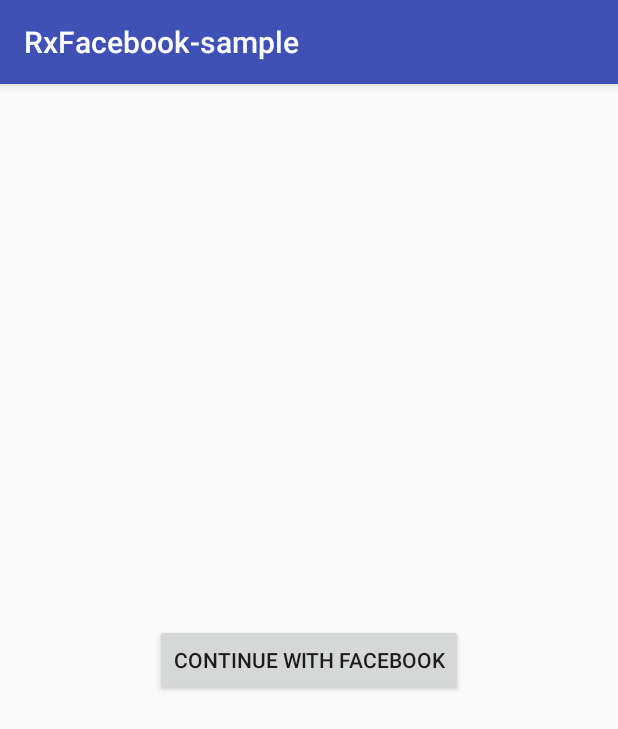
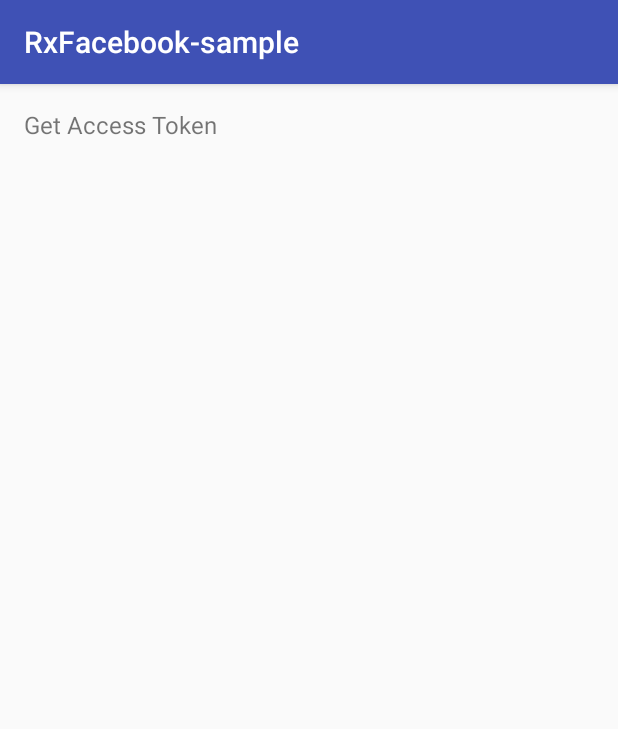
Before and after one commit to ChristianGarcia/RxFacebook, an Android app: the screen it shows after launch (SignInActivity before the commit, MainActivity after it), on a phone screen of 412 x 824 dp. Shown: the top 729 px of the screen. Run offline under Robolectric (Android 15) with nearby library versions, the phone set to English and light mode, and no system bars; our stand-ins replace ButterKnife, RxJava.

Commit message:
Main activity to add sections

```diff
--- a/sample/src/main/AndroidManifest.xml
+++ b/sample/src/main/AndroidManifest.xml
@@ -18,7 +18,8 @@
 
           xmlns:android="http://schemas.android.com/apk/res/android"
     >
-    <uses-permission android:name="android.permission.INTERNET"/>
+
+    <uses-permission android:name="android.permission.INTERNET" />
 
     <application
         android:allowBackup="true"
@@ -33,12 +34,13 @@
             android:value="@string/facebook_app_id"
             />
 
-        <activity android:name=".SignInActivity">
+        <activity android:name=".MainActivity">
             <intent-filter>
                 <action android:name="android.intent.action.MAIN" />
                 <category android:name="android.intent.category.LAUNCHER" />
             </intent-filter>
         </activity>
+        <activity android:name=".SignInActivity" />
     </application>
 
 </manifest>
--- /dev/null
+++ b/sample/src/main/java/com/christiangp/rxfacebook/sample/MainActivity.java
@@ -0,0 +1,110 @@
+/*
+ * Copyright (c) 2017 Christian García
+ *
+ * Licensed under the Apache License, Version 2.0 (the "License");
+ * you may not use this file except in compliance with the License.
+ * You may obtain a copy of the License at
+ *
+ *     http://www.apache.org/licenses/LICENSE-2.0
+ *
+ * Unless required by applicable law or agreed to in writing, software
+ * distributed under the License is distributed on an "AS IS" BASIS,
+ * WITHOUT WARRANTIES OR CONDITIONS OF ANY KIND, either express or implied.
+ * See the License for the specific language governing permissions and
+ * limitations under the License.
+ */
+package com.christiangp.rxfacebook.sample;
+
+import android.app.Activity;
+import android.content.Intent;
+import android.os.Bundle;
+import android.support.annotation.Nullable;
+import android.support.v4.util.Pair;
+import android.support.v7.app.AppCompatActivity;
+import android.support.v7.widget.LinearLayoutManager;
+import android.support.v7.widget.RecyclerView;
+import android.view.LayoutInflater;
+import android.view.ViewGroup;
+import android.widget.TextView;
+
+import java.util.Arrays;
+import java.util.List;
+
+import butterknife.BindView;
+import butterknife.ButterKnife;
+import io.reactivex.functions.Consumer;
+
+public class MainActivity
+    extends AppCompatActivity {
+
+    private static final List<Pair<String, Class<? extends Activity>>> SECTIONS = Arrays.asList(
+        Pair.create("Get Access Token", SignInActivity.class)
+    );
+
+    @BindView(R.id.sectionsView)
+    RecyclerView sectionsView;
+
+    @Override
+    protected void onCreate(@Nullable Bundle savedInstanceState) {
+        super.onCreate(savedInstanceState);
+        setContentView(R.layout.activity_main);
+        ButterKnife.bind(this);
+        sectionsView.setLayoutManager(new LinearLayoutManager(this));
+        sectionsView.setAdapter(new SectionsAdapter(SECTIONS, activityClass -> startActivity(new Intent(this, activityClass))));
+    }
+
+    private static class SectionsAdapter
+        extends RecyclerView.Adapter<SectionViewHolder> {
+
+        private final List<Pair<String, Class<? extends Activity>>> sections;
+
+        private final Consumer<Class<? extends Activity>>           onSectionClickedListener;
+
+        public SectionsAdapter(
+            List<Pair<String, Class<? extends Activity>>> sections,
+            Consumer<Class<? extends Activity>> onSectionClickedListener
+        ) {
+            this.sections = sections;
+            this.onSectionClickedListener = onSectionClickedListener;
+        }
+
+        @Override
+        public SectionViewHolder onCreateViewHolder(ViewGroup parent, int viewType) {
+            return new SectionViewHolder(parent, onSectionClickedListener);
+        }
+
+        @Override
+        public void onBindViewHolder(SectionViewHolder holder, int position) {
+            holder.populate(sections.get(position));
+        }
+
+        @Override
+        public int getItemCount() {
+            return sections.size();
+        }
+    }
+
+    static class SectionViewHolder
+        extends RecyclerView.ViewHolder {
+
+        private Class<? extends Activity> activityClass;
+
+        SectionViewHolder(ViewGroup parent, Consumer<Class<? extends Activity>> onSectionClickedListener) {
+            super(LayoutInflater.from(parent.getContext())
+                                .inflate(R.layout.item_section, parent, false));
+            ButterKnife.bind(this, itemView);
+            itemView.setOnClickListener(__ -> {
+                try {
+                    onSectionClickedListener.accept(activityClass);
+                } catch (Exception e) {
+                    throw new RuntimeException(e);
+                }
+            });
+        }
+
+        void populate(Pair<String, Class<? extends Activity>> section) {
+            ((TextView) itemView).setText(section.first);
+            activityClass = section.second;
+        }
+    }
+}
--- /dev/null
+++ b/sample/src/main/res/layout/activity_main.xml
@@ -0,0 +1,25 @@
+<?xml version="1.0" encoding="utf-8"?><!--
+  ~ Copyright (c) 2017 Christian García
+  ~
+  ~ Licensed under the Apache License, Version 2.0 (the "License");
+  ~ you may not use this file except in compliance with the License.
+  ~ You may obtain a copy of the License at
+  ~
+  ~     http://www.apache.org/licenses/LICENSE-2.0
+  ~
+  ~ Unless required by applicable law or agreed to in writing, software
+  ~ distributed under the License is distributed on an "AS IS" BASIS,
+  ~ WITHOUT WARRANTIES OR CONDITIONS OF ANY KIND, either express or implied.
+  ~ See the License for the specific language governing permissions and
+  ~ limitations under the License.
+  -->
+
+<android.support.v7.widget.RecyclerView
+
+    android:id="@+id/sectionsView"
+    xmlns:android="http://schemas.android.com/apk/res/android"
+    xmlns:tools="http://schemas.android.com/tools"
+    android:layout_width="match_parent"
+    android:layout_height="match_parent"
+    tools:listitem="@android:layout/simple_list_item_1"
+    />
--- a/sample/src/main/res/layout/activity_sign_in.xml
+++ b/sample/src/main/res/layout/activity_sign_in.xml
@@ -23,13 +23,6 @@
     android:layout_height="match_parent"
     >
 
-    <Button
-        android:id="@+id/facebookButton"
-        android:layout_width="wrap_content"
-        android:layout_height="wrap_content"
-        android:layout_gravity="center"
-        android:text="@string/facebook_button_text"
-        />
     <LinearLayout
         android:id="@+id/signedInView"
         android:layout_width="match_parent"
@@ -77,6 +70,13 @@
 
     </LinearLayout>
 
+    <Button
+        android:id="@+id/facebookButton"
+        android:layout_width="wrap_content"
+        android:layout_height="wrap_content"
+        android:layout_gravity="center"
+        android:text="@string/facebook_button_text"
+        />
 
 
 </ViewAnimator>
--- /dev/null
+++ b/sample/src/main/res/layout/item_section.xml
@@ -0,0 +1,29 @@
+<?xml version="1.0" encoding="utf-8"?><!--
+  ~ Copyright (c) 2017 Christian García
+  ~
+  ~ Licensed under the Apache License, Version 2.0 (the "License");
+  ~ you may not use this file except in compliance with the License.
+  ~ You may obtain a copy of the License at
+  ~
+  ~     http://www.apache.org/licenses/LICENSE-2.0
+  ~
+  ~ Unless required by applicable law or agreed to in writing, software
+  ~ distributed under the License is distributed on an "AS IS" BASIS,
+  ~ WITHOUT WARRANTIES OR CONDITIONS OF ANY KIND, either express or implied.
+  ~ See the License for the specific language governing permissions and
+  ~ limitations under the License.
+  -->
+
+<TextView xmlns:android="http://schemas.android.com/apk/res/android"
+          xmlns:tools="http://schemas.android.com/tools"
+          android:layout_width="match_parent"
+          android:layout_height="wrap_content"
+          android:background="?attr/selectableItemBackground"
+          android:gravity="center_vertical"
+          android:minHeight="48dp"
+          android:padding="16dp"
+          android:textSize="16sp"
+          tools:text="Section name"
+    >
+
+</TextView>
```
